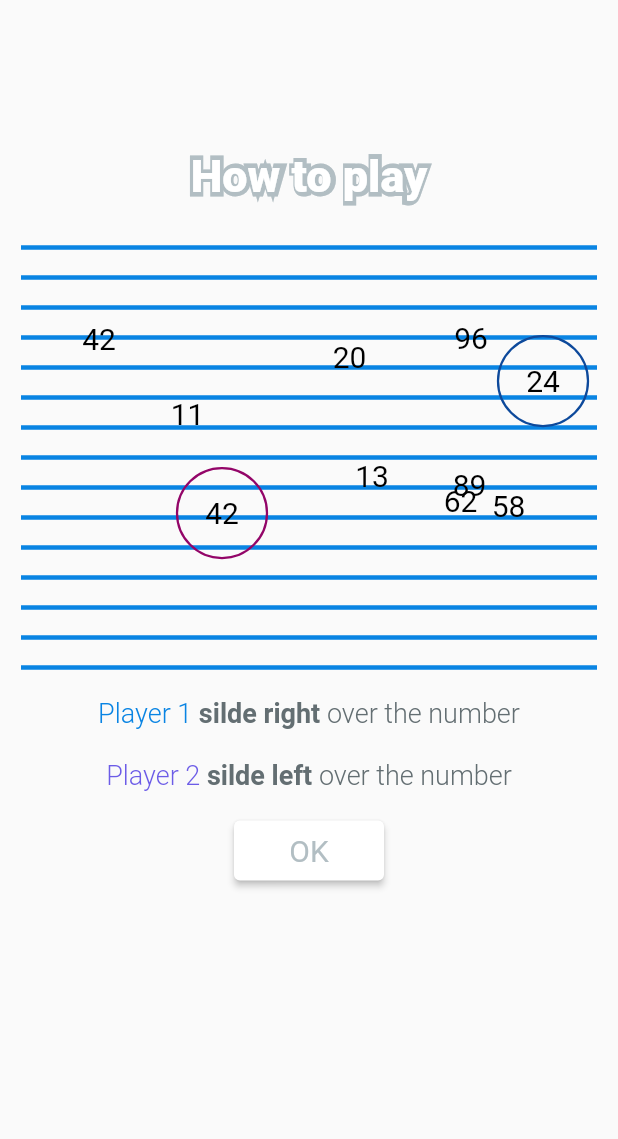
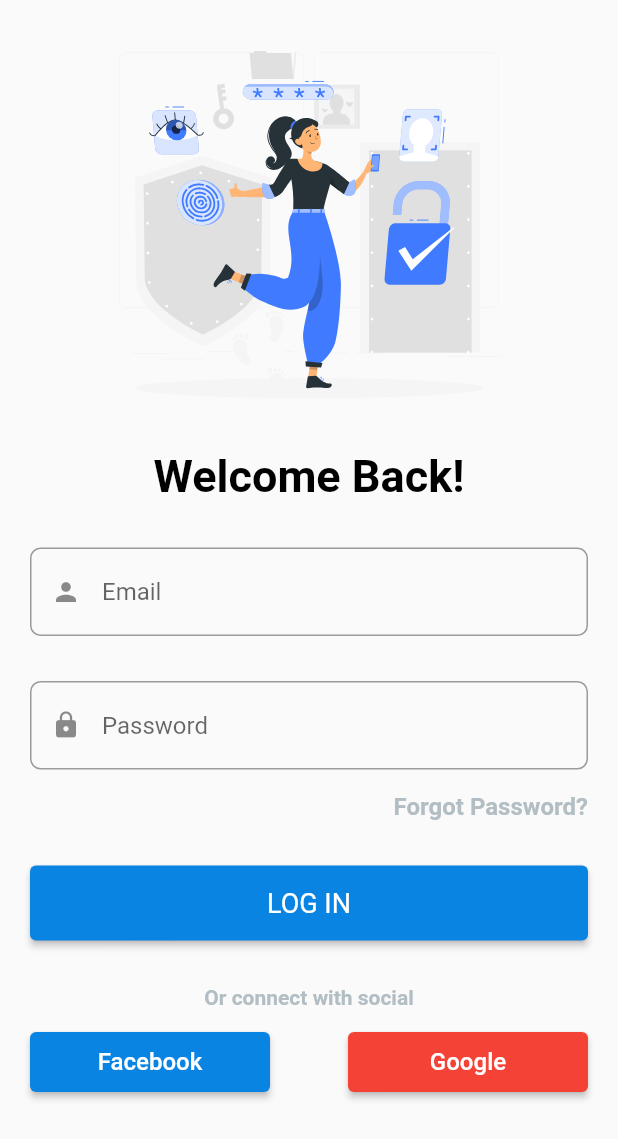
Before and after one commit to hoaichuongCKC/flutter_tutorial, a Flutter app: the screen it shows after launch, on a phone screen of 412 x 824 dp. Shown: the top 1139 px of the screen. Run offline on Flutter 3.47's test engine with Material 2 defaults, Android fonts, the phone set to English and light mode, and no system bars; our stand-ins replace equatable, flutter_svg.

Commit message:
login ui

```diff
--- /dev/null
+++ b/lib/common/statefull/text_form_field.dart
@@ -0,0 +1,51 @@
+// ignore_for_file: must_be_immutable
+
+import 'package:flutter/material.dart';
+import 'package:flutter_tutorial/theme/color.dart';
+
+class TextFormFieldWidget extends StatefulWidget {
+  TextFormFieldWidget(
+      {super.key,
+      required this.controller,
+      this.prefixIcon,
+      required this.hintText});
+  final TextEditingController controller;
+  Widget? prefixIcon;
+  final String hintText;
+  @override
+  State<TextFormFieldWidget> createState() => _TextFormFieldWidgetState();
+}
+
+class _TextFormFieldWidgetState extends State<TextFormFieldWidget> {
+  TextEditingController get controller => widget.controller;
+  @override
+  void dispose() {
+    super.dispose();
+    controller.dispose();
+  }
+
+  @override
+  Widget build(BuildContext context) {
+    return TextFormField(
+      controller: controller,
+      decoration: InputDecoration(
+        prefixIcon: widget.prefixIcon,
+        hintText: widget.hintText,
+        focusedBorder: OutlineInputBorder(
+          borderSide:
+              BorderSide(color: MainColor.instance.blueColor, width: 2.0),
+          borderRadius: const BorderRadius.all(
+            Radius.circular(7.0),
+          ),
+        ),
+        border: OutlineInputBorder(
+          borderSide:
+              BorderSide(color: MainColor.instance.purpleColor, width: 2.0),
+          borderRadius: const BorderRadius.all(
+            Radius.circular(7.0),
+          ),
+        ),
+      ),
+    );
+  }
+}
--- a/lib/main.dart
+++ b/lib/main.dart
@@ -1,5 +1,6 @@
 import 'package:flutter/material.dart';
-import 'package:flutter_tutorial/pages/number_random/number_radom_page.dart';
+// import 'package:flutter_tutorial/pages/number_random/number_radom_page.dart';
+import 'package:flutter_tutorial/pages/login/login_ui.dart';
 
 void main() {
   runApp(const MyApp());
@@ -17,7 +18,7 @@ class MyApp extends StatelessWidget {
       theme: ThemeData(
         primarySwatch: Colors.blue,
       ),
-      home: const NumberRandomPage(),
+      home: const LoginUI(),
     );
   }
 }
--- /dev/null
+++ b/lib/pages/login/components/form_password.dart
@@ -0,0 +1,17 @@
+// ignore_for_file: must_be_immutable
+
+import 'package:flutter/material.dart';
+import 'package:flutter_tutorial/common/statefull/text_form_field.dart';
+
+class FormPasswordWidget extends StatelessWidget {
+  FormPasswordWidget({super.key});
+  TextEditingController controller = TextEditingController();
+  @override
+  Widget build(BuildContext context) {
+    return TextFormFieldWidget(
+      controller: controller,
+      hintText: 'Password',
+      prefixIcon: const Icon(Icons.lock, size: 20.0),
+    );
+  }
+}
--- /dev/null
+++ b/lib/pages/login/components/form_phone.dart
@@ -0,0 +1,16 @@
+// ignore_for_file: must_be_immutable
+
+import 'package:flutter/material.dart';
+import 'package:flutter_tutorial/common/statefull/text_form_field.dart';
+
+class FormPhoneWidget extends StatelessWidget {
+  FormPhoneWidget({super.key});
+  TextEditingController controller = TextEditingController();
+  @override
+  Widget build(BuildContext context) {
+    return TextFormFieldWidget(
+        controller: controller,
+        hintText: 'Email',
+        prefixIcon: const Icon(Icons.person, size: 20.0));
+  }
+}
--- /dev/null
+++ b/lib/pages/login/login_ui.dart
@@ -0,0 +1,109 @@
+import 'package:flutter/material.dart';
+import 'package:flutter_tutorial/common/stateless/button.dart';
+import 'package:flutter_tutorial/common/stateless/text.dart';
+import 'package:flutter_tutorial/pages/login/components/form_password.dart';
+import 'package:flutter_tutorial/pages/login/components/form_phone.dart';
+import 'package:flutter_tutorial/theme/color.dart';
+import 'package:flutter_tutorial/theme/icon.dart';
+
+class LoginUI extends StatelessWidget {
+  const LoginUI({super.key});
+
+  @override
+  Widget build(BuildContext context) {
+    return SafeArea(
+      child: GestureDetector(
+        onTap: () => FocusScope.of(context).unfocus(),
+        child: Scaffold(
+          body: SingleChildScrollView(
+            padding: const EdgeInsets.symmetric(horizontal: 20.0),
+            child: Column(
+              crossAxisAlignment: CrossAxisAlignment.center,
+              children: [
+                SizedBox(
+                  height: 300,
+                  width: 300,
+                  child: MainIcon.instance.authentication,
+                ),
+                TextWidget(
+                  text: 'Welcome Back!',
+                  fontSize: 30.0,
+                  fontWeight: FontWeight.w600,
+                  color: MainColor.instance.darkColor,
+                ),
+                const SizedBox(height: 30.0),
+                Column(
+                  crossAxisAlignment: CrossAxisAlignment.start,
+                  children: [
+                    FormPhoneWidget(),
+                    const SizedBox(height: 30.0),
+                    FormPasswordWidget(),
+                  ],
+                ),
+                const SizedBox(height: 15.0),
+                Align(
+                  alignment: Alignment.centerRight,
+                  child: TextWidget(
+                    text: 'Forgot Password?',
+                    fontSize: 16.0,
+                    fontWeight: FontWeight.w700,
+                    color: MainColor.instance.greyColor,
+                  ),
+                ),
+                const SizedBox(height: 30.0),
+                ButtonWidget(
+                  widthButton: double.maxFinite,
+                  heightButton: 50.0,
+                  onClick: () {},
+                  backgroundColor: MainColor.instance.blueColor,
+                  child: TextWidget(
+                    text: 'LOG IN',
+                    fontSize: 18.0,
+                    fontWeight: FontWeight.w400,
+                    color: MainColor.instance.lightColor,
+                  ),
+                ),
+                const SizedBox(height: 30.0),
+                TextWidget(
+                  text: 'Or connect with social',
+                  fontSize: 14.0,
+                  fontWeight: FontWeight.w700,
+                  color: MainColor.instance.greyColor,
+                ),
+                const SizedBox(height: 15.0),
+                Row(
+                  mainAxisAlignment: MainAxisAlignment.spaceBetween,
+                  crossAxisAlignment: CrossAxisAlignment.start,
+                  children: [
+                    ButtonWidget(
+                      onClick: () {},
+                      widthButton: 160,
+                      backgroundColor: MainColor.instance.blueColor,
+                      child: TextWidget(
+                        text: 'Facebook',
+                        fontSize: 16.0,
+                        fontWeight: FontWeight.w500,
+                        color: MainColor.instance.lightColor,
+                      ),
+                    ),
+                    ButtonWidget(
+                      onClick: () {},
+                      widthButton: 160,
+                      backgroundColor: MainColor.instance.redColor,
+                      child: TextWidget(
+                        text: 'Google',
+                        fontSize: 16.0,
+                        fontWeight: FontWeight.w500,
+                        color: MainColor.instance.lightColor,
+                      ),
+                    )
+                  ],
+                ),
+              ],
+            ),
+          ),
+        ),
+      ),
+    );
+  }
+}
--- a/lib/pages/number_random/components/draw_circle_number.dart
+++ b/lib/pages/number_random/components/draw_circle_number.dart
@@ -1,5 +1,4 @@
-// ignore_for_file: public_member_api_docs, sort_constructors_first
-import 'package:flutter/cupertino.dart';
+
 import 'package:flutter/material.dart';
 
 class DrawCircleNumber extends CustomPainter {
--- a/lib/theme/color.dart
+++ b/lib/theme/color.dart
@@ -1,4 +1,4 @@
-import 'package:flutter/animation.dart';
+import 'package:flutter/material.dart';
 
 class MainColor {
   MainColor._privateConstructor();
@@ -8,6 +8,8 @@ class MainColor {
   static MainColor get instance => _instance;
 
   Color lightColor = const Color(0xFFFFFFFF);
+  Color redColor = Colors.red;
+  Color darkColor = const Color.fromARGB(255, 0, 0, 0);
   Color blueColor = const Color(0xFF0984e3);
   Color greyColor = const Color(0xFFb2bec3);
   Color greyDarkColor = const Color(0xFF636e72);
--- /dev/null
+++ b/lib/theme/icon.dart
@@ -0,0 +1,18 @@
+import 'package:flutter/animation.dart';
+import 'package:flutter/cupertino.dart';
+import 'package:flutter_svg/flutter_svg.dart';
+
+class MainIcon {
+  MainIcon._privateConstructor();
+
+  static final MainIcon _instance = MainIcon._privateConstructor();
+
+  static MainIcon get instance => _instance;
+
+  SvgPicture get authentication =>
+      SvgPicture.asset('assets/authentication.svg', fit: BoxFit.contain);
+  SvgPicture get user => SvgPicture.asset(
+        'assets/user.svg',
+        fit: BoxFit.contain,
+      );
+}
--- a/pubspec.yaml
+++ b/pubspec.yaml
@@ -37,6 +37,7 @@ dependencies:
   # Use with the CupertinoIcons class for iOS style icons.
   cupertino_icons: ^1.0.2
   equatable: ^2.0.5
+  flutter_svg: ^1.1.6
 
 dev_dependencies:
   flutter_test:
@@ -61,8 +62,9 @@ flutter:
   uses-material-design: true
 
   # To add assets to your application, add an assets section, like this:
-  # assets:
-  #   - images/a_dot_burr.jpeg
+  assets:
+    - assets/authentication.svg
+    - assets/user.svg
   #   - images/a_dot_ham.jpeg
 
   # An image asset can refer to one or more resolution-specific "variants", see
```
Also changed, not shown: assets/authentication.svg (added), assets/user.svg (added), pubspec.lock.
